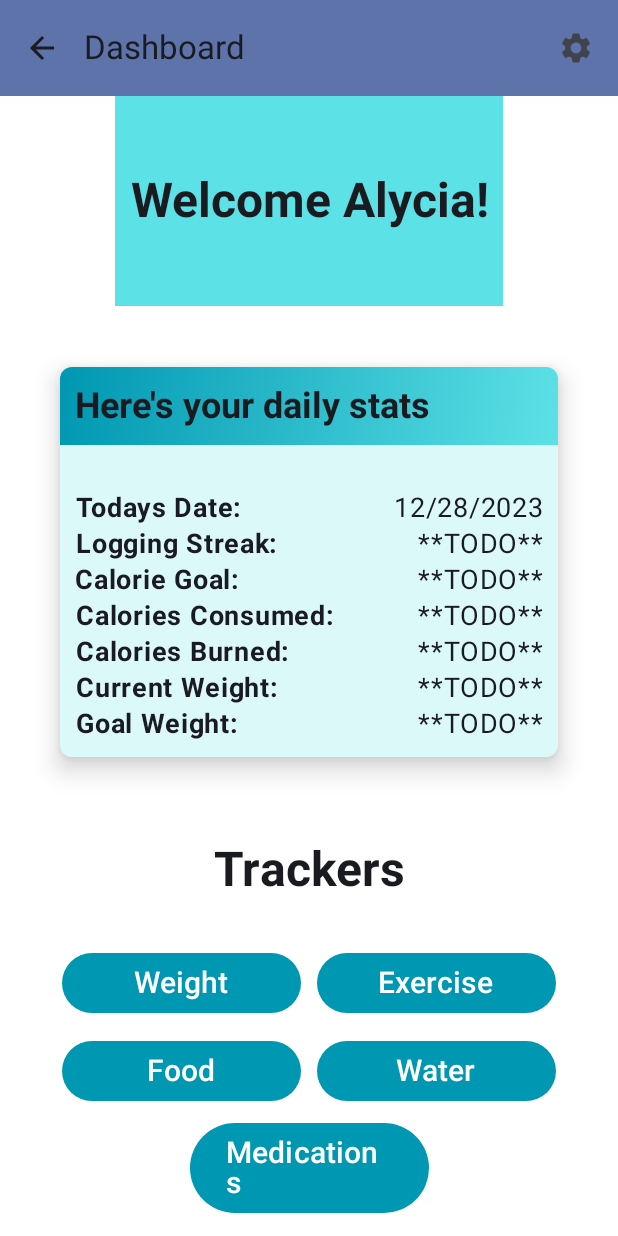
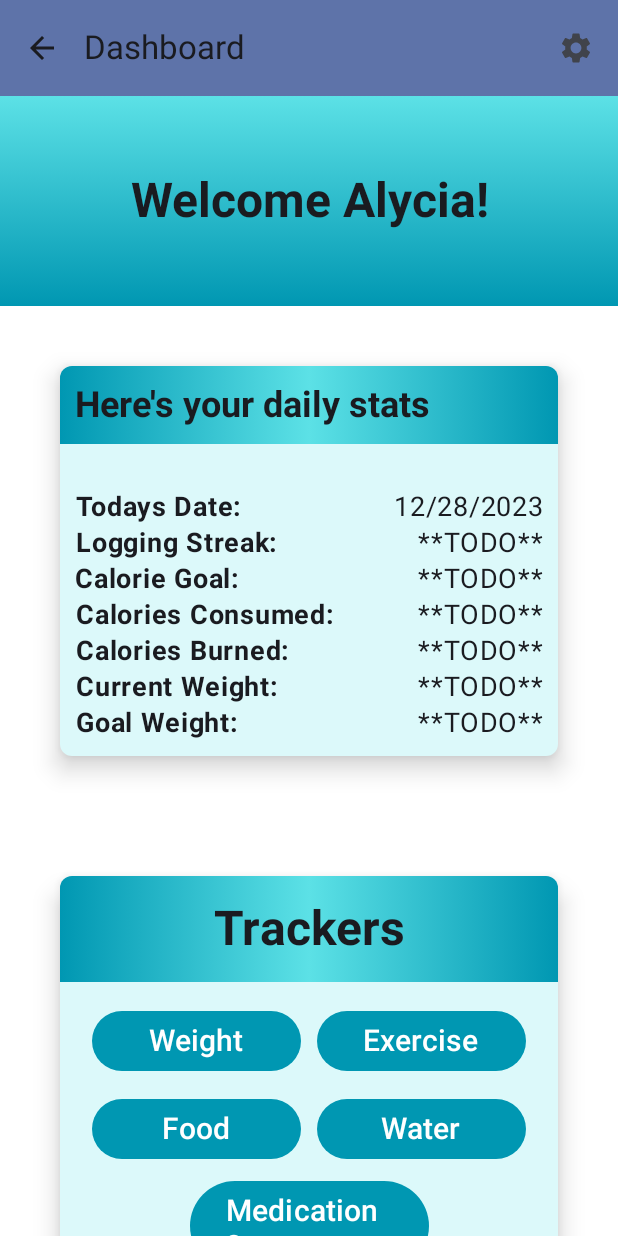
Before and after one commit to anclark686/kotlin-health-tracker, an Android app built with Jetpack Compose: the DashboardScreen screen opened through its navigation route, on a phone screen of 412 x 824 dp. Run offline under Robolectric (Android 15) with nearby library versions, the phone set to English and light mode, and no system bars; our stand-ins replace Firebase (no records; nobody signed in at launch, a user with empty details on screens opened directly); libraries missing offline, so code that uses them is left out: com.auth0.android, com.firebase.ui.

Commit message:
styling changes to dashboard

```diff
--- a/app/src/main/java/com/reyaly/reyalyhealthtracker/screens/dashboard/DashboardScreen.kt
+++ b/app/src/main/java/com/reyaly/reyalyhealthtracker/screens/dashboard/DashboardScreen.kt
@@ -51,17 +51,19 @@ fun DashboardScreen(
 ) {
     val formatter = DateTimeFormatter.ofPattern("MM/dd/yyy")
     var backgroundColor: Color
-    var headerColor: Color
+    var headerList: List<Color>
     var shadowColor: Color
-    var colorList: List<Color> = listOf<Color>(med_sky_blue, sky_blue)
+    var colorList: List<Color>
 
     if (isSystemInDarkTheme()) {
         backgroundColor = dark_sky_blue
-        headerColor = med_sky_blue
+        colorList = listOf<Color>(dark_sky_blue, med_sky_blue, dark_sky_blue)
+        headerList = listOf<Color>(med_sky_blue, dark_sky_blue)
         shadowColor = Color.LightGray
     } else {
         backgroundColor = light_sky_blue
-        headerColor = sky_blue
+        colorList = listOf<Color>(med_sky_blue, sky_blue, med_sky_blue)
+        headerList = listOf<Color>(sky_blue, med_sky_blue)
         shadowColor = Color.Black
     }
 
@@ -93,7 +95,8 @@ fun DashboardScreen(
 
         Column(
             modifier = modifier
-                .background(color = headerColor),
+                .background(Brush.verticalGradient(headerList))
+                .fillMaxWidth(),
             horizontalAlignment = Alignment.CenterHorizontally,
         ) {
             Column (
@@ -125,7 +128,7 @@ fun DashboardScreen(
         ) {
             Column(
                 modifier = modifier
-                    .background(Brush.linearGradient(colorList))
+                    .background(Brush.horizontalGradient(colorList))
                     .padding(10.dp)
                     .fillMaxWidth()
             ) {
@@ -267,6 +270,23 @@ fun DashboardScreen(
 
         }
 
+        Column(modifier = modifier
+            .padding(40.dp)
+            .fillMaxWidth()
+            .shadow(
+                elevation = 10.dp,
+                shape = RoundedCornerShape(8.dp),
+                spotColor = shadowColor
+            )
+            .background(color = backgroundColor),
+            horizontalAlignment = Alignment.CenterHorizontally
+        ) {
+            Column(
+                modifier = modifier
+                    .background(Brush.horizontalGradient(colorList))
+                    .fillMaxWidth(),
+                horizontalAlignment = Alignment.CenterHorizontally
+            ) {
                 Column(
                     modifier = modifier.padding(15.dp),
                     horizontalAlignment = Alignment.CenterHorizontally
@@ -278,6 +298,7 @@ fun DashboardScreen(
                         fontWeight = FontWeight.Bold
                     )
                 }
+            }
 
             Column(
                 modifier = modifier.fillMaxSize().padding(10.dp),
@@ -288,7 +309,7 @@ fun DashboardScreen(
 
                 ) {
                     Button(
-                    modifier = Modifier.width(170.dp).padding(5.dp),
+                        modifier = Modifier.width(150.dp).padding(5.dp),
                         onClick = { onWeightClick() },
                         colors = ButtonDefaults.buttonColors(
                             containerColor = med_sky_blue,
@@ -298,7 +319,7 @@ fun DashboardScreen(
                         Text(stringResource(R.string.text_weight), fontSize = 20.sp)
                     }
                     Button(
-                    modifier = Modifier.width(170.dp).padding(5.dp),
+                        modifier = Modifier.width(150.dp).padding(5.dp),
                         onClick = { onExerciseClick() },
                         colors = ButtonDefaults.buttonColors(
                             containerColor = med_sky_blue,
@@ -313,7 +334,7 @@ fun DashboardScreen(
 
                 ) {
                     Button(
-                    modifier = Modifier.width(170.dp).padding(5.dp),
+                        modifier = Modifier.width(150.dp).padding(5.dp),
                         onClick = { onFoodClick() },
                         colors = ButtonDefaults.buttonColors(
                             containerColor = med_sky_blue,
@@ -323,7 +344,7 @@ fun DashboardScreen(
                         Text(stringResource(R.string.text_food), fontSize = 20.sp)
                     }
                     Button(
-                    modifier = Modifier.width(170.dp).padding(5.dp),
+                        modifier = Modifier.width(150.dp).padding(5.dp),
                         onClick = { onWaterClick() },
                         colors = ButtonDefaults.buttonColors(
                             containerColor = med_sky_blue,
@@ -351,6 +372,8 @@ fun DashboardScreen(
                         Text(stringResource(R.string.text_med), fontSize = 20.sp)
                     }
                 }
+        }
+
 
         }
     }
--- a/app/src/main/java/com/reyaly/reyalyhealthtracker/screens/home/HomeScreen.kt
+++ b/app/src/main/java/com/reyaly/reyalyhealthtracker/screens/home/HomeScreen.kt
@@ -1,6 +1,8 @@
 package com.reyaly.reyalyhealthtracker.screens.home
 
 import androidx.compose.foundation.Image
+import androidx.compose.foundation.background
+import androidx.compose.foundation.isSystemInDarkTheme
 import androidx.compose.foundation.layout.Arrangement
 import androidx.compose.foundation.layout.Column
 import androidx.compose.foundation.layout.Row
@@ -15,6 +17,7 @@ import androidx.compose.runtime.Composable
 import androidx.compose.ui.Alignment
 import androidx.compose.ui.tooling.preview.Preview
 import androidx.compose.ui.Modifier
+import androidx.compose.ui.graphics.Color
 import androidx.compose.ui.res.painterResource
 import androidx.compose.ui.res.stringResource
 import androidx.compose.ui.text.style.TextAlign
@@ -23,6 +26,10 @@ import com.reyaly.reyalyhealthtracker.R
 import com.reyaly.reyalyhealthtracker.screens.home.components.Descriptions
 import com.reyaly.reyalyhealthtracker.screens.home.components.LoggedIn
 import com.reyaly.reyalyhealthtracker.screens.home.components.LoggedOut
+import com.reyaly.reyalyhealthtracker.ui.theme.dark_sky_blue
+import com.reyaly.reyalyhealthtracker.ui.theme.light_sky_blue
+import com.reyaly.reyalyhealthtracker.ui.theme.med_sky_blue
+import com.reyaly.reyalyhealthtracker.ui.theme.sky_blue
 
 @Composable
 fun HomeScreen(
@@ -31,23 +38,24 @@ fun HomeScreen(
     onLoginClick: () -> Unit,
     modifier: Modifier = Modifier
 ) {
+
+    var backgroundColor: Color
+
+    if (isSystemInDarkTheme()) {
+        backgroundColor = dark_sky_blue
+    } else {
+        backgroundColor = light_sky_blue
+    }
+
     Column(
         modifier = Modifier
             .fillMaxSize()
-            .padding(vertical = 6.dp, horizontal = 8.dp)
             .verticalScroll(rememberScrollState()),
         horizontalAlignment = Alignment.Start,
         verticalArrangement = Arrangement.spacedBy(5.dp)
 
     ) {
-        Row(modifier = modifier) {
-            Text(
-                text = stringResource(R.string.home_header),
-                style = MaterialTheme.typography.headlineMedium,
-                textAlign = TextAlign.Center
-            )
-        }
-        Row(modifier = modifier ) {
+        Row(modifier = modifier.background(color = backgroundColor) ) {
             Image(
                 painter = painterResource(R.drawable.reyaly_health_tracker),
                 contentDescription = "Logo",
```
Also changed, not shown: app/src/main/java/com/reyaly/reyalyhealthtracker/screens/MainScreen.kt (line endings or trailing spaces). Lines whose indentation alone changed are shown as unchanged.
